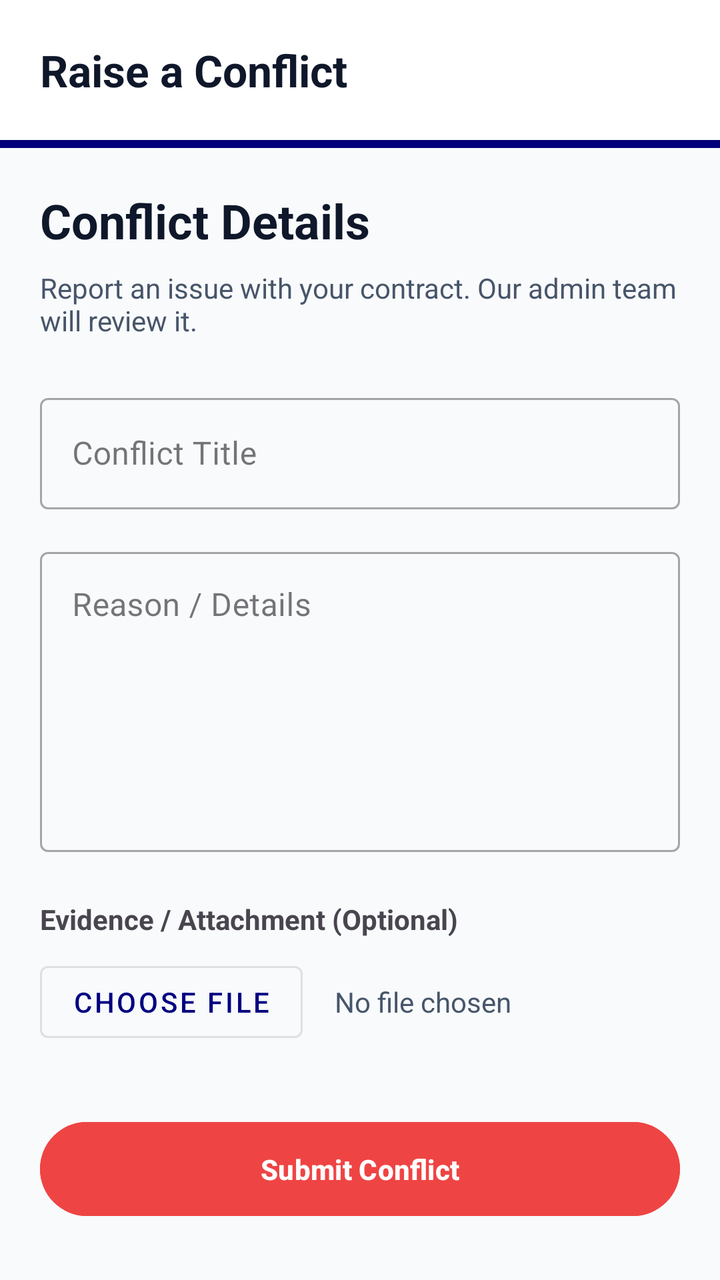
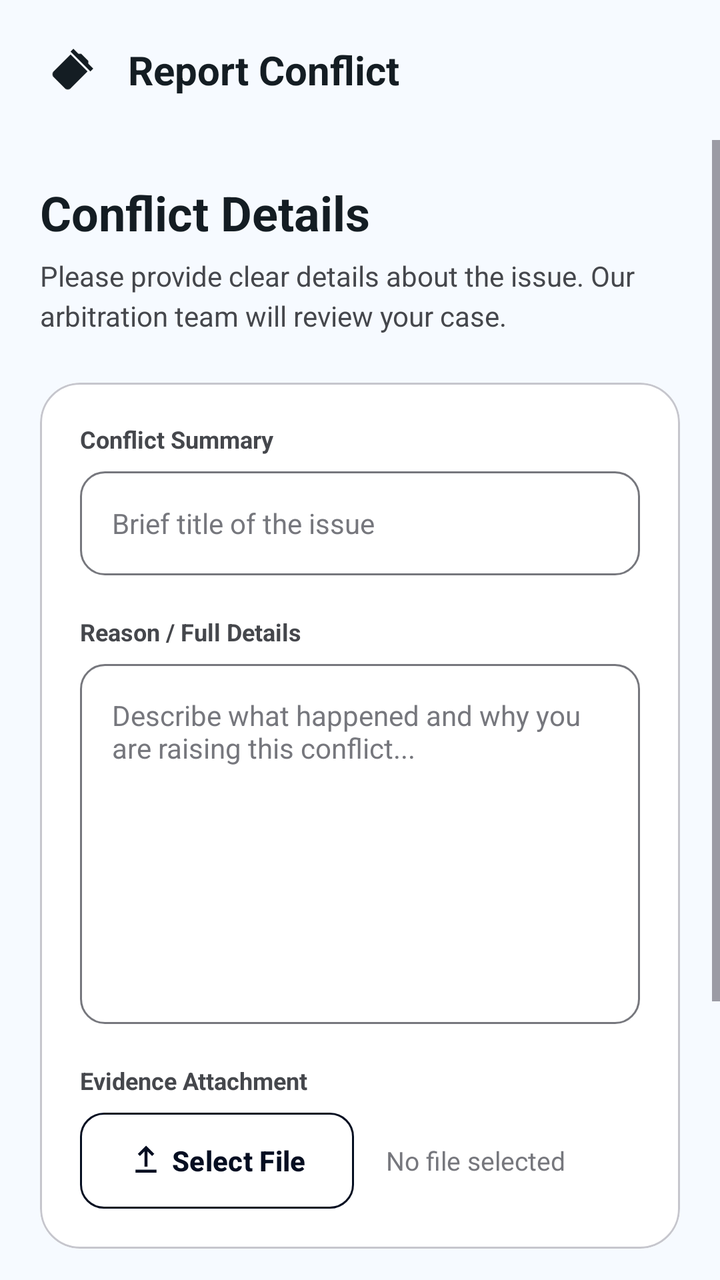

Before-and-after screenshots of an Android layout around one commit, followed by the original layout XML and the change that was made.
<!-- AndroidManifest.xml: application theme Theme.MiniJobHunt -->
<!-- res/layout/fragment_raise_conflict.xml -->
<?xml version="1.0" encoding="utf-8"?>
<LinearLayout xmlns:android="http://schemas.android.com/apk/res/android"
    xmlns:app="http://schemas.android.com/apk/res-auto"
    android:layout_width="match_parent"
    android:layout_height="match_parent"
    android:orientation="vertical"
    android:background="@color/background">

    
    <LinearLayout
        android:layout_width="match_parent"
        android:layout_height="wrap_content"
        android:orientation="vertical">

        <RelativeLayout
            android:layout_width="match_parent"
            android:layout_height="70dp"
            android:background="@color/surface"
            android:elevation="4dp"
            android:paddingHorizontal="20dp">

            <TextView
                android:layout_width="wrap_content"
                android:layout_height="wrap_content"
                android:layout_centerVertical="true"
                android:text="Raise a Conflict"
                android:textColor="@color/text_primary"
                android:textSize="22sp"
                android:textStyle="bold" />

        </RelativeLayout>

        <View
            android:layout_width="match_parent"
            android:layout_height="4dp"
            android:background="@color/primary" />
    </LinearLayout>

    <ScrollView
        android:layout_width="match_parent"
        android:layout_height="match_parent"
        android:fillViewport="true">

        <LinearLayout
            android:layout_width="match_parent"
            android:layout_height="wrap_content"
            android:orientation="vertical"
            android:padding="20dp">

            
            <TextView
                android:layout_width="wrap_content"
                android:layout_height="wrap_content"
                android:text="Conflict Details"
                android:textColor="@color/text_primary"
                android:textSize="24sp"
                android:textStyle="bold" />

        <TextView
            android:layout_width="wrap_content"
            android:layout_height="wrap_content"
            android:layout_marginTop="8dp"
            android:text="Report an issue with your contract. Our admin team will review it."
            android:textColor="@color/text_secondary"
            android:textSize="14sp" />

        <com.google.android.material.textfield.TextInputLayout
            style="@style/Widget.MaterialComponents.TextInputLayout.OutlinedBox"
            android:layout_width="match_parent"
            android:layout_height="wrap_content"
            android:layout_marginTop="24dp"
            android:hint="Conflict Title">

            <com.google.android.material.textfield.TextInputEditText
                android:id="@+id/etConflictTitle"
                android:layout_width="match_parent"
                android:layout_height="wrap_content"
                android:inputType="text" />
        </com.google.android.material.textfield.TextInputLayout>

        <com.google.android.material.textfield.TextInputLayout
            style="@style/Widget.MaterialComponents.TextInputLayout.OutlinedBox"
            android:layout_width="match_parent"
            android:layout_height="wrap_content"
            android:layout_marginTop="16dp"
            android:hint="Reason / Details">

            <com.google.android.material.textfield.TextInputEditText
                android:id="@+id/etConflictReason"
                android:layout_width="match_parent"
                android:layout_height="150dp"
                android:gravity="top"
                android:inputType="textMultiLine" />
        </com.google.android.material.textfield.TextInputLayout>

        <TextView
            android:layout_width="wrap_content"
            android:layout_height="wrap_content"
            android:layout_marginTop="24dp"
            android:text="Evidence / Attachment (Optional)"
            android:textStyle="bold" />

        <LinearLayout
            android:layout_width="match_parent"
            android:layout_height="wrap_content"
            android:layout_marginTop="8dp"
            android:gravity="center_vertical"
            android:orientation="horizontal">

            <Button
                android:id="@+id/btnChooseAttachment"
                style="@style/Widget.MaterialComponents.Button.OutlinedButton"
                android:layout_width="wrap_content"
                android:layout_height="wrap_content"
                android:text="Choose File" />

            <TextView
                android:id="@+id/txtAttachmentName"
                android:layout_width="wrap_content"
                android:layout_height="wrap_content"
                android:layout_marginStart="16dp"
                android:text="No file chosen"
                android:textColor="@color/text_secondary" />
        </LinearLayout>

        <Button
            android:id="@+id/btnSubmitConflict"
            android:layout_width="match_parent"
            android:layout_height="55dp"
            android:layout_marginTop="32dp"
            android:backgroundTint="@color/accent"
            android:text="Submit Conflict"
            android:textColor="@android:color/white"
            android:textStyle="bold" />

    </LinearLayout>
</ScrollView>
</LinearLayout>
<!-- resources referenced by this layout -->
<resources>
  <color name="accent">#EF4444</color>
  <color name="background">#F8FAFC</color>
  <color name="primary">#000080</color>
  <color name="surface">#FFFFFF</color>
  <color name="text_primary">#0F172A</color>
  <color name="text_secondary">#475569</color>
  <style name="Base.Theme.MiniJobHunt" parent="Theme.Material3.DayNight.NoActionBar">
          <item name="colorPrimary">@color/primary</item>
          <item name="colorOnPrimary">@color/white</item>
          <item name="colorPrimaryContainer">@color/primary_light</item>
          <item name="colorOnPrimaryContainer">@color/primary_dark</item>
  
          <item name="colorSecondary">@color/info</item>
          <item name="colorOnSecondary">@color/white</item>
  
          <item name="android:windowBackground">@color/background</item>
          <item name="android:statusBarColor">@color/background</item>
          <item name="android:windowLightStatusBar">true</item>
  
          
          <item name="textAppearanceHeadlineLarge">@style/AppText.HeadlineLarge</item>
          <item name="textAppearanceTitleMedium">@style/AppText.TitleMedium</item>
          <item name="textAppearanceBodyLarge">@style/AppText.BodyLarge</item>
      </style>
  <color name="primary_light">#E6E6FF</color>
  <color name="primary_dark">#000066</color>
  <color name="info">#000080</color>
  <style name="AppText.HeadlineLarge">
          <item name="android:textSize">30sp</item>
          <item name="android:textStyle">bold</item>
          <item name="android:textColor">@color/text_primary</item>
          <item name="android:letterSpacing">-0.02</item>
      </style>
  <!-- unchanged entries left out for length: 4 -->
</resources>

<!-- the commit's change to res/layout/fragment_raise_conflict.xml (unified diff, before → after) -->
@@ -1,40 +1,41 @@
 <?xml version="1.0" encoding="utf-8"?>
 <LinearLayout xmlns:android="http://schemas.android.com/apk/res/android"
     xmlns:app="http://schemas.android.com/apk/res-auto"
+    xmlns:tools="http://schemas.android.com/tools"
     android:layout_width="match_parent"
     android:layout_height="match_parent"
     android:orientation="vertical"
     android:background="@color/background">
 
     
-    <LinearLayout
+    <RelativeLayout
         android:layout_width="match_parent"
-        android:layout_height="wrap_content"
-        android:orientation="vertical">
+        android:layout_height="70dp"
+        android:background="@color/surface"
+        android:paddingHorizontal="16dp">
 
-        <RelativeLayout
-            android:layout_width="match_parent"
-            android:layout_height="70dp"
-            android:background="@color/surface"
-            android:elevation="4dp"
-            android:paddingHorizontal="20dp">
+        <ImageButton
+            android:id="@+id/btnBack"
+            android:layout_width="40dp"
+            android:layout_height="40dp"
+            android:layout_centerVertical="true"
+            android:background="?attr/selectableItemBackgroundBorderless"
+            android:src="@drawable/ic_delete"
+            android:rotation="45"
+            app:tint="@color/text_primary" />
 
-            <TextView
-                android:layout_width="wrap_content"
-                android:layout_height="wrap_content"
-                android:layout_centerVertical="true"
-                android:text="Raise a Conflict"
-                android:textColor="@color/text_primary"
-                android:textSize="22sp"
-                android:textStyle="bold" />
+        <TextView
+            android:layout_width="wrap_content"
+            android:layout_height="wrap_content"
+            android:layout_centerVertical="true"
+            android:layout_toEndOf="@id/btnBack"
+            android:layout_marginStart="8dp"
+            android:text="Report Conflict"
+            android:textColor="@color/text_primary"
+            android:textSize="20sp"
+            android:textStyle="bold" />
 
-        </RelativeLayout>
-
-        <View
-            android:layout_width="match_parent"
-            android:layout_height="4dp"
-            android:background="@color/primary" />
-    </LinearLayout>
+    </RelativeLayout>
 
     <ScrollView
         android:layout_width="match_parent"
@@ -47,7 +48,6 @@
             android:orientation="vertical"
             android:padding="20dp">
 
-            
             <TextView
                 android:layout_width="wrap_content"
                 android:layout_height="wrap_content"
@@ -56,83 +56,129 @@
                 android:textSize="24sp"
                 android:textStyle="bold" />
 
-        <TextView
-            android:layout_width="wrap_content"
-            android:layout_height="wrap_content"
-            android:layout_marginTop="8dp"
-            android:text="Report an issue with your contract. Our admin team will review it."
-            android:textColor="@color/text_secondary"
-            android:textSize="14sp" />
+            <TextView
+                android:layout_width="wrap_content"
+                android:layout_height="wrap_content"
+                android:layout_marginTop="6dp"
+                android:text="Please provide clear details about the issue. Our arbitration team will review your case."
+                android:textColor="@color/text_secondary"
+                android:textSize="14sp"
+                android:lineHeight="20dp" />
 
-        <com.google.android.material.textfield.TextInputLayout
-            style="@style/Widget.MaterialComponents.TextInputLayout.OutlinedBox"
-            android:layout_width="match_parent"
-            android:layout_height="wrap_content"
-            android:layout_marginTop="24dp"
-            android:hint="Conflict Title">
-
-            <com.google.android.material.textfield.TextInputEditText
-                android:id="@+id/etConflictTitle"
+            <com.google.android.material.card.MaterialCardView
                 android:layout_width="match_parent"
                 android:layout_height="wrap_content"
-                android:inputType="text" />
-        </com.google.android.material.textfield.TextInputLayout>
+                android:layout_marginTop="24dp"
+                app:cardCornerRadius="20dp"
+                app:cardElevation="0dp"
+                app:strokeWidth="1dp"
+                app:strokeColor="@color/outline_variant"
+                app:cardBackgroundColor="@color/white">
 
-        <com.google.android.material.textfield.TextInputLayout
-            style="@style/Widget.MaterialComponents.TextInputLayout.OutlinedBox"
-            android:layout_width="match_parent"
-            android:layout_height="wrap_content"
-            android:layout_marginTop="16dp"
-            android:hint="Reason / Details">
+                <LinearLayout
+                    android:layout_width="match_parent"
+                    android:layout_height="wrap_content"
+                    android:orientation="vertical"
+                    android:padding="20dp">
 
-            <com.google.android.material.textfield.TextInputEditText
-                android:id="@+id/etConflictReason"
+                    <TextView
+                        android:layout_width="wrap_content"
+                        android:layout_height="wrap_content"
+                        android:text="Conflict Summary"
+                        android:textStyle="bold"
+                        android:textSize="12sp"
+                        android:textColor="@color/text_secondary"/>
+
+                    <EditText
+                        android:id="@+id/etConflictTitle"
+                        android:layout_width="match_parent"
+                        android:layout_height="52dp"
+                        android:layout_marginTop="8dp"
+                        android:background="@drawable/bg_input_rounded"
+                        android:hint="Brief title of the issue"
+                        android:paddingHorizontal="16dp"
+                        android:textColor="@color/text_primary"
+                        android:textColorHint="@color/text_hint"
+                        android:textSize="14sp" />
+
+                    <TextView
+                        android:layout_width="wrap_content"
+                        android:layout_height="wrap_content"
+                        android:layout_marginTop="20dp"
+                        android:text="Reason / Full Details"
+                        android:textStyle="bold"
+                        android:textSize="12sp"
+                        android:textColor="@color/text_secondary"/>
+
+                    <EditText
+                        android:id="@+id/etConflictReason"
+                        android:layout_width="match_parent"
+                        android:layout_height="180dp"
+                        android:layout_marginTop="8dp"
+                        android:background="@drawable/bg_input_rounded"
+                        android:gravity="top"
+                        android:hint="Describe what happened and why you are raising this conflict..."
+                        android:padding="16dp"
+                        android:textColor="@color/text_primary"
+                        android:textColorHint="@color/text_hint"
+                        android:textSize="14sp" />
+
+                    <TextView
+                        android:layout_width="wrap_content"
+                        android:layout_height="wrap_content"
+                        android:layout_marginTop="20dp"
+                        android:text="Evidence Attachment"
+                        android:textStyle="bold"
+                        android:textSize="12sp"
+                        android:textColor="@color/text_secondary"/>
+
+                    <LinearLayout
+                        android:layout_width="match_parent"
+                        android:layout_height="wrap_content"
+                        android:layout_marginTop="8dp"
+                        android:gravity="center_vertical"
+                        android:orientation="horizontal">
+
+                        <com.google.android.material.button.MaterialButton
+                            android:id="@+id/btnChooseAttachment"
+                            style="@style/AppButton.Ghost"
+                            android:layout_width="wrap_content"
+                            android:layout_height="wrap_content"
+                            android:text="Select File"
+                            android:textAllCaps="false"
+                            app:icon="@drawable/ic_upload" />
+
+                        <TextView
+                            android:id="@+id/txtAttachmentName"
+                            android:layout_width="0dp"
+                            android:layout_weight="1"
+                            android:layout_height="wrap_content"
+                            android:layout_marginStart="16dp"
+                            android:text="No file selected"
+                            android:textColor="@color/text_muted"
+                            android:textSize="13sp"
+                            android:maxLines="1"
+                            android:ellipsize="end" />
+                    </LinearLayout>
+
+                </LinearLayout>
+
+            </com.google.android.material.card.MaterialCardView>
+
+            <com.google.android.material.button.MaterialButton
+                android:id="@+id/btnSubmitConflict"
+                style="@style/AppButton.Primary"
                 android:layout_width="match_parent"
-                android:layout_height="150dp"
-                android:gravity="top"
-                android:inputType="textMultiLine" />
-        </com.google.android.material.textfield.TextInputLayout>
+                android:layout_height="48dp"
+                android:layout_marginTop="32dp"
+                android:backgroundTint="@color/accent"
+                android:text="Submit Conflict Case"
+                android:textAllCaps="false" />
 
-        <TextView
-            android:layout_width="wrap_content"
-            android:layout_height="wrap_content"
-            android:layout_marginTop="24dp"
-            android:text="Evidence / Attachment (Optional)"
-            android:textStyle="bold" />
+            <Space
+                android:layout_width="match_parent"
+                android:layout_height="100dp" />
 
-        <LinearLayout
-            android:layout_width="match_parent"
-            android:layout_height="wrap_content"
-            android:layout_marginTop="8dp"
-            android:gravity="center_vertical"
-            android:orientation="horizontal">
-
-            <Button
-                android:id="@+id/btnChooseAttachment"
-                style="@style/Widget.MaterialComponents.Button.OutlinedButton"
-                android:layout_width="wrap_content"
-                android:layout_height="wrap_content"
-                android:text="Choose File" />
-
-            <TextView
-                android:id="@+id/txtAttachmentName"
-                android:layout_width="wrap_content"
-                android:layout_height="wrap_content"
-                android:layout_marginStart="16dp"
-                android:text="No file chosen"
-                android:textColor="@color/text_secondary" />
         </LinearLayout>
-
-        <Button
-            android:id="@+id/btnSubmitConflict"
-            android:layout_width="match_parent"
-            android:layout_height="55dp"
-            android:layout_marginTop="32dp"
-            android:backgroundTint="@color/accent"
-            android:text="Submit Conflict"
-            android:textColor="@android:color/white"
-            android:textStyle="bold" />
-
-    </LinearLayout>
-</ScrollView>
+    </ScrollView>
 </LinearLayout>
<!-- resource entries referenced after the edit -->
@@ -1,18 +1,86 @@
 <!-- resources referenced by this layout -->
 <resources>
-  <color name="accent">#EF4444</color>
-  <color name="background">#F8FAFC</color>
-  <color name="primary">#000080</color>
-  <color name="surface">#FFFFFF</color>
-  <color name="text_primary">#0F172A</color>
-  <color name="text_secondary">#475569</color>
+  <color name="accent">#ba1a1a</color>
+  <color name="background">#f6faff</color>
+  <color name="outline_variant">#c6c6cd</color>
+  <color name="primary">#050e21</color>
+  <color name="outline">#76777d</color>
+  <style name="ShapeAppearance.App.Medium" parent="ShapeAppearance.Material3.MediumComponent">
+          <item name="cornerSize">12dp</item>
+      </style>
+  <color name="surface">#f6faff</color>
+  <color name="text_hint">#76777d</color>
+  <color name="text_muted">#76777d</color>
+  <color name="text_primary">#141d23</color>
+  <color name="text_secondary">#45474c</color>
+  <!-- drawable bg_input_rounded (drawable) -->
+  <?xml version="1.0" encoding="utf-8"?>
+  <selector xmlns:android="http://schemas.android.com/apk/res/android">
+      <item android:state_focused="true">
+          <shape android:shape="rectangle">
+              <solid android:color="@android:color/transparent" />
+              <corners android:radius="12dp" />
+              <stroke
+                  android:width="2dp"
+                  android:color="@color/primary" />
+          </shape>
+      </item>
+      <item>
+          <shape android:shape="rectangle">
+              <solid android:color="@android:color/transparent" />
+              <corners android:radius="12dp" />
+              <stroke
+                  android:width="1dp"
+                  android:color="@color/outline" />
+          </shape>
+      </item>
+  </selector>
+  <!-- drawable ic_delete (drawable) -->
+  <vector xmlns:android="http://schemas.android.com/apk/res/android"
+      android:width="24dp"
+      android:height="24dp"
+      android:viewportWidth="24"
+      android:viewportHeight="24">
+      <path
+          android:fillColor="@color/accent"
+          android:pathData="M6,19c0,1.1 0.9,2 2,2h8c1.1,0 2,-0.9 2,-2V7H6v12zM19,4h-3.5l-1,-1h-5l-1,1H5v2h14V4z"/>
+  </vector>
+  <!-- drawable ic_upload (drawable) -->
+  <vector xmlns:android="http://schemas.android.com/apk/res/android"
+      android:width="24dp"
+      android:height="24dp"
+      android:viewportWidth="24"
+      android:viewportHeight="24">
+  
+      <path
+          android:fillColor="#4CAF50"
+          android:pathData="M5,20h14v-2H5v2zM12,2l-5.5,5.5 1.41,1.41L11,5.83V16h2V5.83l3.09,3.08 1.41-1.41L12,2z"/>
+  </vector>
+  <style name="AppButton.Ghost" parent="Widget.Material3.Button.OutlinedButton">
+          <item name="android:textColor">@color/primary</item>
+          <item name="strokeColor">@color/primary</item>
+          <item name="strokeWidth">1dp</item>
+          <item name="shapeAppearance">@style/ShapeAppearance.App.Medium</item>
+          <item name="android:insetTop">0dp</item>
+          <item name="android:insetBottom">0dp</item>
+          <item name="android:textStyle">bold</item>
+      </style>
+  <style name="AppButton.Primary" parent="Widget.Material3.Button">
+          <item name="backgroundTint">@color/primary</item>
+          <item name="android:textColor">@color/white</item>
+          <item name="shapeAppearance">@style/ShapeAppearance.App.Medium</item>
+          <item name="android:insetTop">0dp</item>
+          <item name="android:insetBottom">0dp</item>
+          <item name="android:letterSpacing">0.01</item>
+          <item name="android:textStyle">bold</item>
+      </style>
   <style name="Base.Theme.MiniJobHunt" parent="Theme.Material3.DayNight.NoActionBar">
           <item name="colorPrimary">@color/primary</item>
           <item name="colorOnPrimary">@color/white</item>
-          <item name="colorPrimaryContainer">@color/primary_light</item>
-          <item name="colorOnPrimaryContainer">@color/primary_dark</item>
+          <item name="colorPrimaryContainer">@color/primary_container</item>
+          <item name="colorOnPrimaryContainer">@color/on_primary_container</item>
   
-          <item name="colorSecondary">@color/info</item>
+          <item name="colorSecondary">@color/secondary</item>
           <item name="colorOnSecondary">@color/white</item>
   
           <item name="android:windowBackground">@color/background</item>
@@ -23,16 +91,23 @@
           <item name="textAppearanceHeadlineLarge">@style/AppText.HeadlineLarge</item>
           <item name="textAppearanceTitleMedium">@style/AppText.TitleMedium</item>
           <item name="textAppearanceBodyLarge">@style/AppText.BodyLarge</item>
+          <item name="textAppearanceLabelMedium">@style/AppText.LabelMedium</item>
       </style>
-  <color name="primary_light">#E6E6FF</color>
-  <color name="primary_dark">#000066</color>
-  <color name="info">#000080</color>
+  <color name="primary_container">#1b2437</color>
+  <color name="on_primary_container">#828ba2</color>
+  <color name="secondary">#5c5f60</color>
   <style name="AppText.HeadlineLarge">
-          <item name="android:textSize">30sp</item>
+          <item name="android:textSize">24sp</item>
           <item name="android:textStyle">bold</item>
           <item name="android:textColor">@color/text_primary</item>
           <item name="android:letterSpacing">-0.02</item>
       </style>
+  <style name="AppText.LabelMedium">
+          <item name="android:textSize">12sp</item>
+          <item name="android:textStyle">bold</item>
+          <item name="android:textColor">@color/text_muted</item>
+          <item name="android:letterSpacing">0.01</item>
+      </style>
   <!-- unchanged entries left out for length: 4 -->
 </resources>
 
